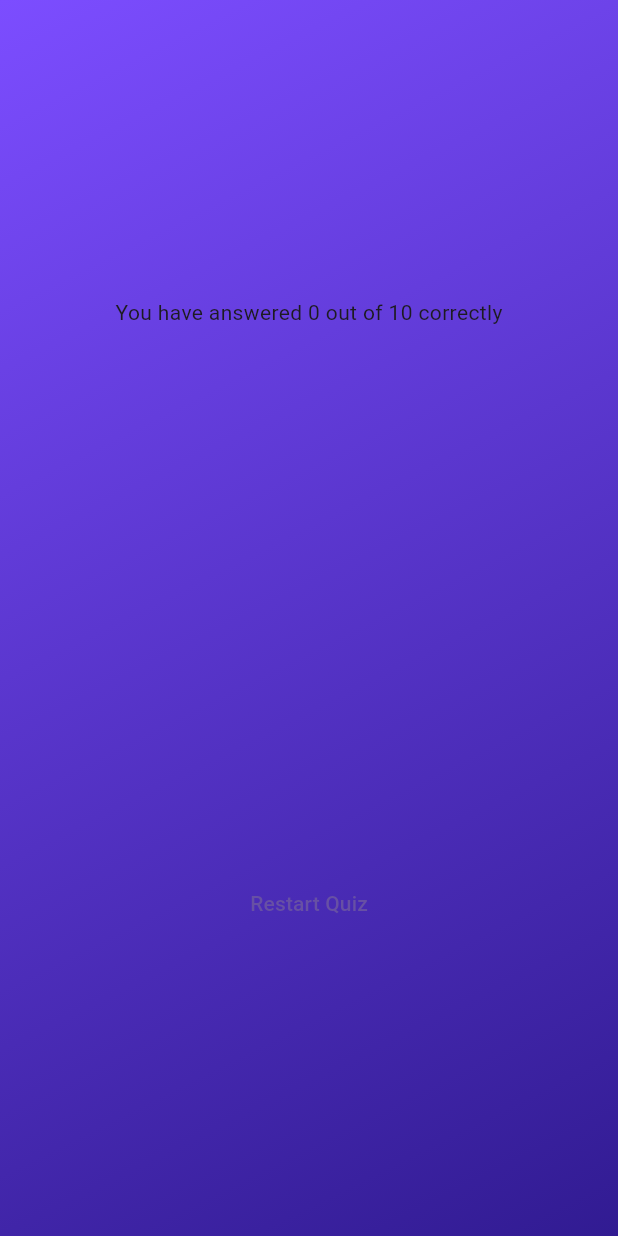
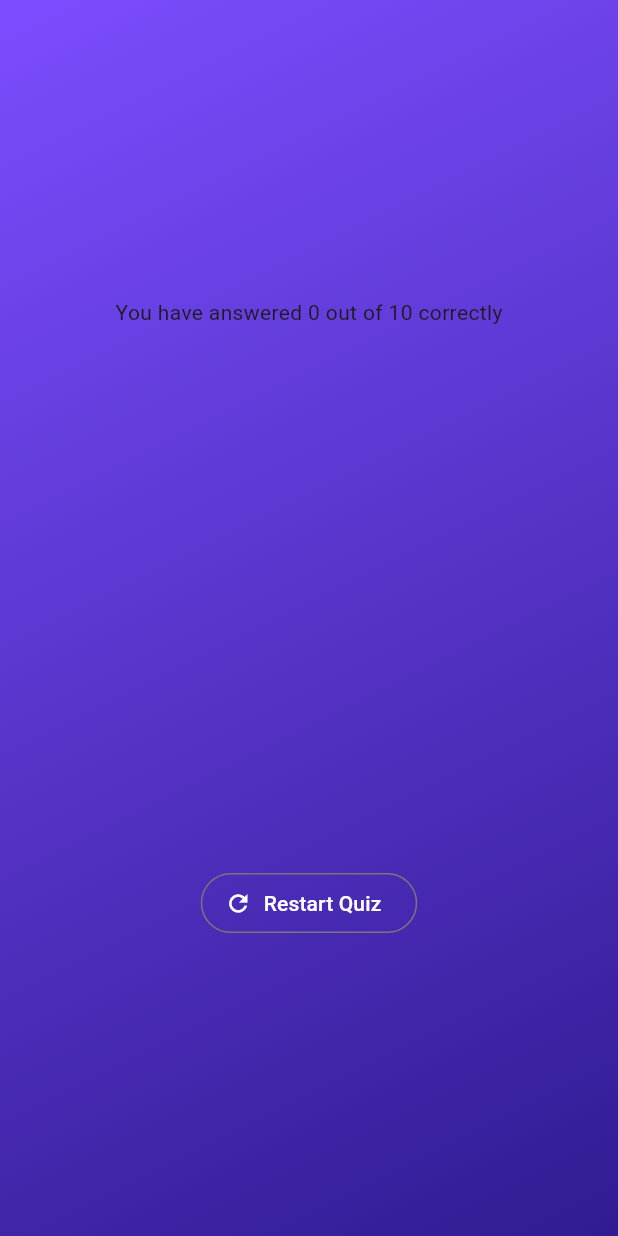
Before and after one commit to riazulrocky/Quiz-App, a Flutter app: the ResultScreen screen opened directly with empty values, on a phone screen of 412 x 824 dp. Run offline on Flutter 3.47's test engine with Material 3 defaults, Android fonts, the phone set to English and light mode, and no system bars.

Commit message:
Restart Button Design

```diff
--- a/lib/intro.dart
+++ b/lib/intro.dart
@@ -1,5 +1,4 @@
 import 'package:flutter/material.dart';
-import 'package:quiz_app/questions.dart';
 
 class Intro extends StatelessWidget {
   const Intro(this.startQuiz, {super.key});
@@ -9,7 +8,6 @@ class Intro extends StatelessWidget {
   @override
   Widget build(BuildContext context) {
     return Scaffold(
-
       body: Container(
 
         width: double.infinity,
--- a/lib/quiz.dart
+++ b/lib/quiz.dart
@@ -1,4 +1,3 @@
-
 import 'package:flutter/material.dart';
 import 'package:quiz_app/data/questions_data.dart';
 import 'package:quiz_app/questions.dart';
@@ -54,6 +53,7 @@ class _QuizState extends State<Quiz> {
     }
 
     return MaterialApp(
+      debugShowCheckedModeBanner: false,
       home: Scaffold(
         body: Container(
           width: double.infinity,
--- a/lib/results_screen.dart
+++ b/lib/results_screen.dart
@@ -1,5 +1,7 @@
 import 'package:flutter/material.dart';
+import 'package:quiz_app/intro.dart';
 import 'package:quiz_app/question_summary.dart';
+import 'package:quiz_app/quiz.dart';
 
 import 'data/questions_data.dart';
 
@@ -31,7 +33,6 @@ class ResultScreen extends StatelessWidget {
       return data["user_answer"] == data["correct_answer"];
     }).length;
 
-
     return Scaffold(
       body: Container(
         width: double.infinity,
@@ -50,7 +51,22 @@ class ResultScreen extends StatelessWidget {
             QuestionSummary(summaryData: summaryData),
 
             const SizedBox(height: 30,),
-            TextButton(onPressed: (){}, child: const Text("Restart Quiz"))
+
+            OutlinedButton.icon(
+              onPressed: () {
+                Navigator.push(
+                  context,
+                  MaterialPageRoute(
+                    builder: (context) => Quiz(),
+                  ),
+                );
+              },
+              icon: Icon(Icons.refresh, color: Colors.white),
+              label: Text("Restart Quiz", style: TextStyle(color: Colors.white)),
+              style: OutlinedButton.styleFrom(
+              ),
+            )
+
           ],
         ),
       ),
```
